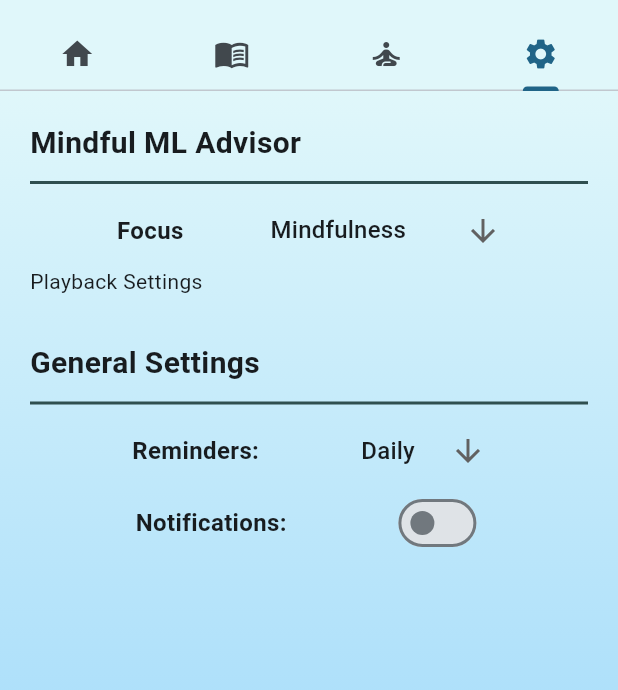
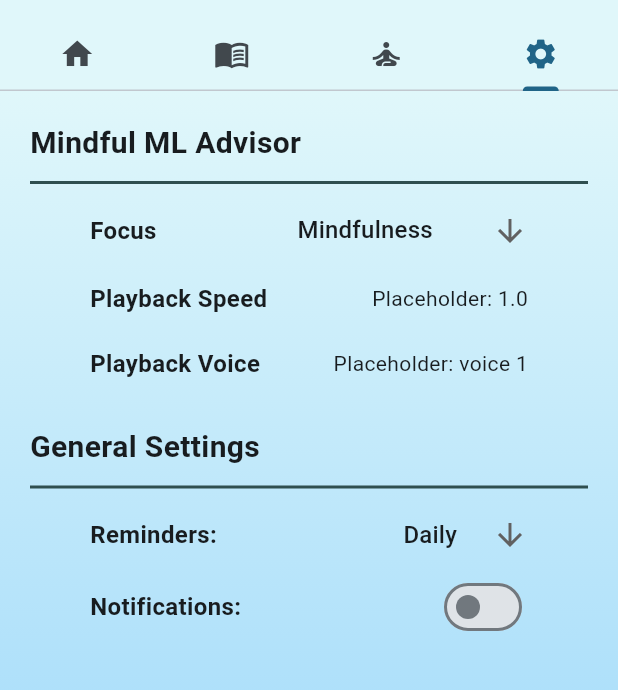
Before and after one commit to davidfitz314/EmotionJournalWGemini, a Flutter app: the screen it shows after launch, tab 4 chosen, on a phone screen of 412 x 824 dp, the part 65-755 px from its top. Run offline on Flutter 3.47's test engine with Material 3 defaults, Android fonts, the phone set to English and light mode, and no system bars; our stand-ins replace cloud_firestore, firebase_core, shared_preferences, sqflite; accounts and stored records are empty; Roboto replaces fonts that are missing (Nunito).

Commit message:
update settings visual

```diff
--- a/lib/widgets/home.dart
+++ b/lib/widgets/home.dart
@@ -11,7 +11,10 @@ class Home extends StatelessWidget {
       body: Stack(children: [
         GradientBg(),
         Center(
-          child: EmotionSelector(),
+          child: Padding(
+            padding: EdgeInsets.fromLTRB(0, 15, 0, 0),
+            child: EmotionSelector(),
+          ),
         ),
       ]),
     );
--- a/lib/widgets/settings/general_settings.dart
+++ b/lib/widgets/settings/general_settings.dart
@@ -43,9 +43,7 @@ class _GeneralSettingsState extends State<GeneralSettings> {
 
   @override
   Widget build(BuildContext context) {
-    return Row(
-        mainAxisAlignment: MainAxisAlignment.spaceEvenly,
-        children: <Widget>[
+    return Row(children: <Widget>[
       const Text(
         'Reminders:',
         style: TextStyle(
@@ -54,6 +52,7 @@ class _GeneralSettingsState extends State<GeneralSettings> {
           backgroundColor: Color.fromARGB(0, 0, 0, 0),
         ),
       ),
+      const Spacer(),
       DropdownButton<String>(
         value: _remindersDurationSelection,
         icon: const Icon(Icons.arrow_downward),
@@ -89,7 +88,6 @@ class NotificationSettings extends StatefulWidget {
 }
 
 class _NotificationSettingsState extends State<NotificationSettings> {
-  // ignore: unused_field
   bool _showNotifications = false;
   @override
   void initState() {
@@ -113,9 +111,7 @@ class _NotificationSettingsState extends State<NotificationSettings> {
 // Suggested code may be subject to a license. Learn more: ~LicenseLog:531234684.
   @override
   Widget build(BuildContext context) {
-    return Row(
-        mainAxisAlignment: MainAxisAlignment.spaceEvenly,
-        children: <Widget>[
+    return Row(children: <Widget>[
       const Text(
         'Notifications:',
         style: TextStyle(
@@ -124,6 +120,7 @@ class _NotificationSettingsState extends State<NotificationSettings> {
           backgroundColor: Color.fromARGB(0, 0, 0, 0),
         ),
       ),
+      const Spacer(),
       Switch(
         value: _showNotifications,
         onChanged: (value) {
--- a/lib/widgets/settings/meditation_selector.dart
+++ b/lib/widgets/settings/meditation_selector.dart
@@ -47,7 +47,7 @@ class _MeditationSelectorState extends State<MeditationSelector> {
   @override
   Widget build(BuildContext context) {
     return Row(
-        mainAxisAlignment: MainAxisAlignment.spaceEvenly,
+        // mainAxisAlignment: MainAxisAlignment.spaceEvenly,
         children: <Widget>[
           const Text(
             'Focus',
@@ -57,6 +57,7 @@ class _MeditationSelectorState extends State<MeditationSelector> {
               backgroundColor: Color.fromARGB(0, 0, 0, 0),
             ),
           ),
+          Spacer(),
           DropdownButton<String>(
             value: _meditationStyleSelection,
             icon: const Icon(Icons.arrow_downward),
--- a/lib/widgets/settings/playback_settings.dart
+++ b/lib/widgets/settings/playback_settings.dart
@@ -1,16 +1,111 @@
 import 'package:flutter/material.dart';
+import 'package:shared_preferences/shared_preferences.dart';
 
 // Suggested code may be subject to a license. Learn more: ~LicenseLog:2071469947.
-class PlaybackSettings extends StatefulWidget {
-  const PlaybackSettings({super.key});
+class PlaybackSettingsSpeed extends StatefulWidget {
+  const PlaybackSettingsSpeed({super.key});
 
   @override
-  State<PlaybackSettings> createState() => _PlaybackSettingsState();
+  State<PlaybackSettingsSpeed> createState() => _PlaybackSettingsSpeedState();
 }
 
-class _PlaybackSettingsState extends State<PlaybackSettings> {
+class _PlaybackSettingsSpeedState extends State<PlaybackSettingsSpeed> {
+  double _playbackSpeed = 1.0;
+  @override
+  void initState() {
+    super.initState();
+    _loadSettings();
+  }
+
+  _loadSettings() async {
+    SharedPreferences prefs = await SharedPreferences.getInstance();
+    setState(() {
+      _playbackSpeed = (prefs.getDouble('playbackSpeed') ?? 1.0);
+    });
+  }
+
+  // ignore: unused_element
+  _saveSettings(double value) async {
+    SharedPreferences prefs = await SharedPreferences.getInstance();
+    prefs.setDouble('playbackSpeed', value);
+  }
+
   @override
   Widget build(BuildContext context) {
-    return const Text("Playback Settings");
+    return Row(children: <Widget>[
+      Text(
+        'Playback Speed',
+        style: TextStyle(
+          fontSize: 16,
+          fontWeight: FontWeight.bold,
+          backgroundColor: Color.fromARGB(0, 0, 0, 0),
+        ),
+      ),
+      Spacer(),
+      Text("Placeholder: $_playbackSpeed")
+      // Switch(
+      //   value: _playbackSpeed.toString(),
+      //   onChanged: (value) {
+      //     setState(() {
+      //       _playbackSpeed = value;
+      //       _saveSettings(value);
+      //     });
+      //   },
+      // ),
+    ]);
   }
 }
+
+class PlaybackSettingsVoice extends StatefulWidget {
+  const PlaybackSettingsVoice({super.key});
+
+  @override
+  State<PlaybackSettingsVoice> createState() => _PlaybackSettingsVoiceState();
+}
+
+class _PlaybackSettingsVoiceState extends State<PlaybackSettingsVoice> {
+  String _playbackVoice = "voice 1";
+  @override
+  void initState() {
+    super.initState();
+    _loadSettings();
+  }
+
+  _loadSettings() async {
+    SharedPreferences prefs = await SharedPreferences.getInstance();
+    setState(() {
+      _playbackVoice = (prefs.getString('playbackVoice') ?? 'voice 1');
+    });
+  }
+
+  // ignore: unused_element
+  _saveSettings(double value) async {
+    SharedPreferences prefs = await SharedPreferences.getInstance();
+    prefs.setDouble('playbackVoice', value);
+  }
+
+  @override
+  Widget build(BuildContext context) {
+    return Row(children: <Widget>[
+      Text(
+        'Playback Voice',
+        style: TextStyle(
+          fontSize: 16,
+          fontWeight: FontWeight.bold,
+          backgroundColor: Color.fromARGB(0, 0, 0, 0),
+        ),
+      ),
+      Spacer(),
+      Text("Placeholder: $_playbackVoice")
+      // Switch(
+      //   value: _playbackSpeed.toString(),
+      //   onChanged: (value) {
+      //     setState(() {
+      //       _playbackSpeed = value;
+      //       _saveSettings(value);
+      //     });
+      //   },
+      // ),
+    ]);
+  }
+}
--- a/lib/widgets/settings/settings.dart
+++ b/lib/widgets/settings/settings.dart
@@ -30,14 +30,27 @@ class SettingsList extends StatelessWidget {
             padding: const EdgeInsets.all(20.0),
             child: ListView(children: const <Widget>[
               SubtitleWithLine(title: "Mindful ML Advisor"),
-              MeditationSelector(),
               Padding(
-                padding: EdgeInsets.only(bottom: 30),
-                child: PlaybackSettings(),
+                padding: EdgeInsets.fromLTRB(40, 0, 40, 10),
+                child: MeditationSelector(),
+              ),
+              Padding(
+                padding: EdgeInsets.fromLTRB(40, 0, 40, 20),
+                child: PlaybackSettingsSpeed(),
+              ),
+              Padding(
+                padding: EdgeInsets.fromLTRB(40, 0, 40, 30),
+                child: PlaybackSettingsVoice(),
               ),
               SubtitleWithLine(title: "General Settings"),
-              GeneralSettings(),
-              NotificationSettings(),
+              Padding(
+                padding: EdgeInsets.fromLTRB(40, 0, 40, 0),
+                child: GeneralSettings(),
+              ),
+              Padding(
+                padding: EdgeInsets.fromLTRB(40, 0, 40, 0),
+                child: NotificationSettings(),
+              ),
             ])));
   }
 }
```
Also changed, not shown: lib/widgets/auto_dialog.dart (deleted). Lines whose indentation alone changed are shown as unchanged.
